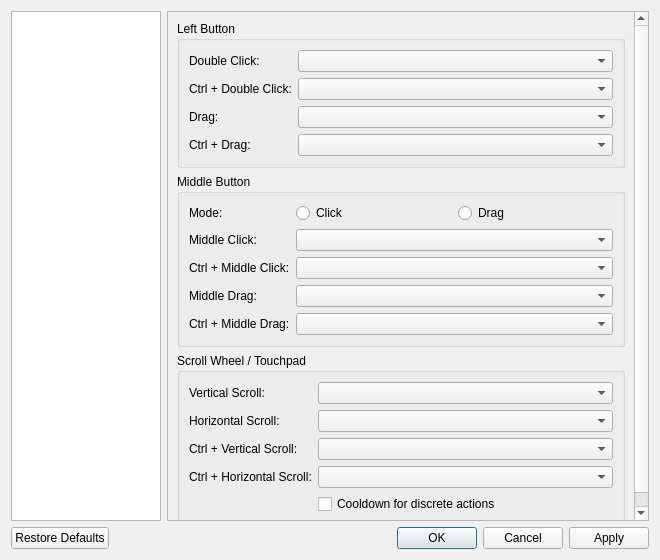
Above: src/qvoptionsdialog.ui from jurplel/qView before the change. Below: the same form after it.
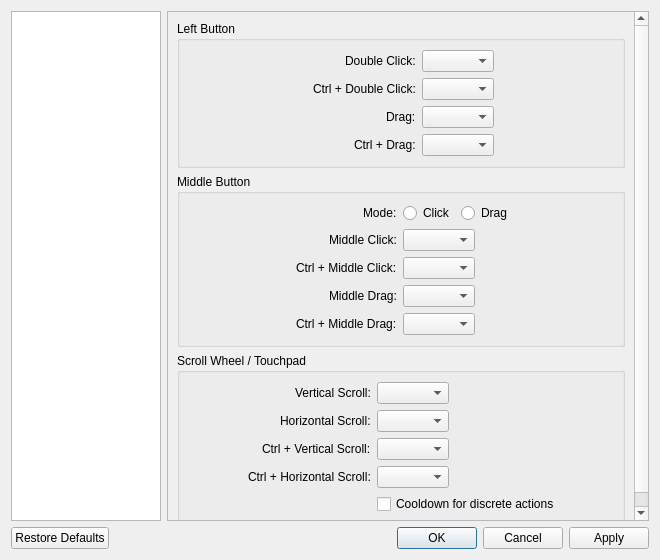
That is the form after the change. The open tabs and pages were chosen to show the change.

Commit message:
Adjust form field growth policy and alignment
Already the default for macOS; this makes other platforms behave similarly.

```diff
--- a/src/qvoptionsdialog.ui
+++ b/src/qvoptionsdialog.ui
@@ -833,16 +833,31 @@
            <x>0</x>
            <y>0</y>
            <width>472</width>
-           <height>620</height>
+           <height>623</height>
           </rect>
          </property>
-         <layout class="QFormLayout" name="formLayout_5">
-          <item row="0" column="0" colspan="2">
+         <property name="sizePolicy">
+          <sizepolicy hsizetype="Preferred" vsizetype="Fixed">
+           <horstretch>0</horstretch>
+           <verstretch>0</verstretch>
+          </sizepolicy>
+         </property>
+         <layout class="QVBoxLayout" name="mouseLayout">
+          <item>
            <widget class="QGroupBox" name="leftButtonGroup">
             <property name="title">
              <string>Left Button</string>
             </property>
             <layout class="QFormLayout" name="leftButtonLayout">
+             <property name="fieldGrowthPolicy">
+              <enum>QFormLayout::FieldsStayAtSizeHint</enum>
+             </property>
+             <property name="labelAlignment">
+              <set>Qt::AlignRight|Qt::AlignTrailing|Qt::AlignVCenter</set>
+             </property>
+             <property name="formAlignment">
+              <set>Qt::AlignHCenter|Qt::AlignTop</set>
+             </property>
              <item row="0" column="0">
               <widget class="QLabel" name="doubleClickLabel">
                <property name="text">
@@ -886,12 +901,21 @@
             </layout>
            </widget>
           </item>
-          <item row="1" column="0" colspan="2">
+          <item>
            <widget class="QGroupBox" name="middleButtonGroup">
             <property name="title">
              <string>Middle Button</string>
             </property>
             <layout class="QFormLayout" name="middleButtonLayout">
+             <property name="fieldGrowthPolicy">
+              <enum>QFormLayout::FieldsStayAtSizeHint</enum>
+             </property>
+             <property name="labelAlignment">
+              <set>Qt::AlignRight|Qt::AlignTrailing|Qt::AlignVCenter</set>
+             </property>
+             <property name="formAlignment">
+              <set>Qt::AlignHCenter|Qt::AlignTop</set>
+             </property>
              <item row="0" column="0">
               <widget class="QLabel" name="middleButtonModeLabel">
                <property name="text">
@@ -960,12 +984,21 @@
             </layout>
            </widget>
           </item>
-          <item row="2" column="0" colspan="2">
+          <item>
            <widget class="QGroupBox" name="scrollWheelGroup">
             <property name="title">
              <string>Scroll Wheel / Touchpad</string>
             </property>
             <layout class="QFormLayout" name="scrollWheelLayout">
+             <property name="fieldGrowthPolicy">
+              <enum>QFormLayout::FieldsStayAtSizeHint</enum>
+             </property>
+             <property name="labelAlignment">
+              <set>Qt::AlignRight|Qt::AlignTrailing|Qt::AlignVCenter</set>
+             </property>
+             <property name="formAlignment">
+              <set>Qt::AlignHCenter|Qt::AlignTop</set>
+             </property>
              <item row="0" column="0">
               <widget class="QLabel" name="verticalScrollLabel">
                <property name="text">
```
Left out of the diff: 59 changed lines with no effect on the pictures.
